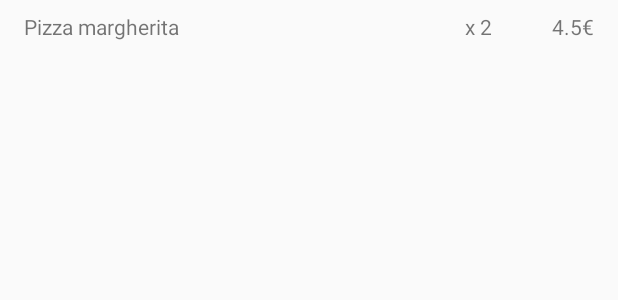
After one commit to TheFedex87/Capstone_Stage2, an Android app: the layout order_summary_row.xml on its own in the app's theme, with its tools: preview values and no code run, on a phone screen of 412 x 824 dp. The commit adds this screen. Shown: the top 300 px of the screen. Run offline under Robolectric (Android 15) with nearby library versions, the phone set to English and light mode, and no system bars.

Commit message:
Added checkout activity

```diff
--- a/app/build.gradle
+++ b/app/build.gradle
@@ -82,4 +82,5 @@ dependencies {
 
 
 
+
 apply plugin: 'com.google.gms.google-services'
--- a/app/src/main/java/com/udacity/thefedex87/takemyorder/dagger/ApplicationComponent.java
+++ b/app/src/main/java/com/udacity/thefedex87/takemyorder/dagger/ApplicationComponent.java
@@ -1,6 +1,7 @@
 package com.udacity.thefedex87.takemyorder.dagger;
 
 import com.udacity.thefedex87.takemyorder.ui.activities.BarcodeScannerActivity;
+import com.udacity.thefedex87.takemyorder.ui.activities.CheckoutOrderActivity;
 import com.udacity.thefedex87.takemyorder.ui.activities.CustomerMainActivity;
 import com.udacity.thefedex87.takemyorder.ui.activities.LoginMapsActivity;
 import com.udacity.thefedex87.takemyorder.ui.activities.RestaurantDetailsActivity;
@@ -9,6 +10,7 @@ import com.udacity.thefedex87.takemyorder.ui.fragments.DishDescriptionFragment;
 import com.udacity.thefedex87.takemyorder.ui.fragments.FoodListFragment;
 import com.udacity.thefedex87.takemyorder.ui.fragments.MenuCompleteFragment;
 import com.udacity.thefedex87.takemyorder.ui.fragments.MenuSingleFragment;
+import com.udacity.thefedex87.takemyorder.ui.viewmodels.CheckoutOrderViewModel;
 
 import javax.inject.Singleton;
 
@@ -26,6 +28,7 @@ public interface ApplicationComponent {
     void inject(RestaurantDetailsActivity restaurantInfoActivity);
     void inject(MenuSingleFragment menuSingleFragment);
     void inject(BarcodeScannerActivity barcodeScannerActivity);
+    void inject(CheckoutOrderActivity checkoutOrderActivity);
 
     void inject(FoodListFragment foodListFragment);
     void inject(DishDescriptionFragment dishDescriptionFragment);
--- a/app/src/main/java/com/udacity/thefedex87/takemyorder/dagger/UserInterfaceComponent.java
+++ b/app/src/main/java/com/udacity/thefedex87/takemyorder/dagger/UserInterfaceComponent.java
@@ -3,6 +3,7 @@ package com.udacity.thefedex87.takemyorder.dagger;
 import android.support.v7.widget.GridLayoutManager;
 import android.support.v7.widget.LinearLayoutManager;
 
+import com.udacity.thefedex87.takemyorder.ui.adapters.CheckoutOrderAdapter;
 import com.udacity.thefedex87.takemyorder.ui.adapters.DishIngredientsAdapter;
 import com.udacity.thefedex87.takemyorder.ui.adapters.FoodInMenuAdapter;
 import com.udacity.thefedex87.takemyorder.ui.adapters.FoodTypePagerAdapter;
@@ -26,6 +27,7 @@ public interface UserInterfaceComponent {
     RestaurantReviewsAdapter getRestaurantReviewsAdapter();
     FoodInMenuAdapter getFoodInMenuAdapter();
     DishIngredientsAdapter getDishIngredientsAdapter();
+    CheckoutOrderAdapter getCheckoutOrderAdapter();
 
     FoodTypePagerAdapter getFoodTypePagerAdapter();
 
--- a/app/src/main/java/com/udacity/thefedex87/takemyorder/ui/activities/CustomerMainActivity.java
+++ b/app/src/main/java/com/udacity/thefedex87/takemyorder/ui/activities/CustomerMainActivity.java
@@ -140,6 +140,8 @@ public class CustomerMainActivity extends AppCompatActivity {
                 startActivity(intent);
                 return true;
             case R.id.checkout_order:
+                Intent intentCheckoutOrder = new Intent(this, CheckoutOrderActivity.class);
+                startActivity(intentCheckoutOrder);
                 return true;
             case R.id.call_waiter:
                 return true;
--- a/app/src/main/java/com/udacity/thefedex87/takemyorder/ui/activities/RestaurantMenuActivity.java
+++ b/app/src/main/java/com/udacity/thefedex87/takemyorder/ui/activities/RestaurantMenuActivity.java
@@ -35,7 +35,7 @@ import timber.log.Timber;
 import static android.view.View.SCALE_X;
 import static android.view.View.SCALE_Y;
 
-public class RestaurantMenuActivity extends AppCompatActivity {
+public class RestaurantMenuActivity extends AppCompatActivity implements UserRoomContainer {
     private String restaurantId;
     private MenuCompleteFragment menuCompleteFragment;
     private List<Meal> currentOrder;
--- a/app/src/main/java/com/udacity/thefedex87/takemyorder/ui/adapters/FoodInMenuAdapter.java
+++ b/app/src/main/java/com/udacity/thefedex87/takemyorder/ui/adapters/FoodInMenuAdapter.java
@@ -35,6 +35,7 @@ import com.udacity.thefedex87.takemyorder.room.entity.FavouriteMeal;
 import com.udacity.thefedex87.takemyorder.room.entity.Meal;
 import com.udacity.thefedex87.takemyorder.ui.activities.FavouritesFoodsActivity;
 import com.udacity.thefedex87.takemyorder.ui.activities.RestaurantMenuActivity;
+import com.udacity.thefedex87.takemyorder.ui.activities.UserRoomContainer;
 import com.udacity.thefedex87.takemyorder.ui.viewmodels.RestaurantMenuViewModel;
 import com.udacity.thefedex87.takemyorder.ui.viewmodels.RestaurantMenuViewModelFactory;
 
@@ -115,7 +116,7 @@ public class FoodInMenuAdapter extends RecyclerView.Adapter<FoodInMenuAdapter.Fo
 
         restaurantMenuViewModelFactory = new RestaurantMenuViewModelFactory(AppDatabase.getInstance(parentActivity), restaurantId);
         restaurantMenuViewModel = ViewModelProviders.of(parentActivity, restaurantMenuViewModelFactory).get(RestaurantMenuViewModel.class);
-        restaurantMenuViewModel.setFoodId(meals.get(position).getMealId(), ((FavouritesFoodsActivity)parentActivity).getUserRoomId());
+        restaurantMenuViewModel.setFoodId(meals.get(position).getMealId(), ((UserRoomContainer)parentActivity).getUserRoomId());
         //Through the view model, retrieve the food with the meal id which is the same of the current mealid, this allow me to show the counter which show the number of this
         //food added to the current order
         restaurantMenuViewModel.getCurrentOrdserListByMealId().observe(parentActivity, new Observer<List<Meal>>() {
--- /dev/null
+++ b/app/src/main/res/layout/order_summary_row.xml
@@ -0,0 +1,48 @@
+<?xml version="1.0" encoding="utf-8"?>
+<android.support.constraint.ConstraintLayout
+    xmlns:android="http://schemas.android.com/apk/res/android"
+    xmlns:app="http://schemas.android.com/apk/res-auto"
+    xmlns:tools="http://schemas.android.com/tools"
+    android:layout_width="match_parent"
+    android:layout_height="wrap_content">
+
+    <TextView
+        android:id="@+id/food_name"
+        android:layout_width="0dp"
+        android:layout_height="wrap_content"
+        android:layout_marginBottom="@dimen/checkout_food_margin_top_bottom"
+        android:layout_marginEnd="@dimen/checkout_food_name_margin_start_end"
+        android:layout_marginStart="@dimen/checkout_food_name_margin_start_end"
+        android:layout_marginTop="@dimen/checkout_food_margin_top_bottom"
+        app:layout_constraintBottom_toBottomOf="parent"
+        app:layout_constraintEnd_toStartOf="@+id/food_quantity"
+        app:layout_constraintStart_toStartOf="parent"
+        app:layout_constraintTop_toTopOf="parent"
+        tools:text="Pizza margherita" />
+
+    <TextView
+        android:id="@+id/food_quantity"
+        android:layout_width="0dp"
+        android:layout_height="wrap_content"
+        android:layout_marginBottom="@dimen/checkout_food_margin_top_bottom"
+        android:layout_marginEnd="@dimen/checkout_food_quantity_margin_start_end"
+        android:layout_marginTop="@dimen/checkout_food_margin_top_bottom"
+        app:layout_constraintBottom_toBottomOf="parent"
+        app:layout_constraintEnd_toStartOf="@+id/food_price"
+        app:layout_constraintTop_toTopOf="parent"
+        tools:text="x 2" />
+
+    <TextView
+        android:id="@+id/food_price"
+        android:layout_width="@dimen/checkout_food_price_width"
+        android:layout_height="wrap_content"
+        android:layout_marginBottom="@dimen/checkout_food_margin_top_bottom"
+        android:layout_marginEnd="@dimen/checkout_food_price_margin_end"
+        android:layout_marginTop="@dimen/checkout_food_margin_top_bottom"
+        android:gravity="end"
+        app:layout_constraintBottom_toBottomOf="parent"
+        app:layout_constraintEnd_toEndOf="parent"
+        app:layout_constraintTop_toTopOf="parent"
+        tools:text="4.5€" />
+
+</android.support.constraint.ConstraintLayout>
--- a/app/src/main/res/values/dimens.xml
+++ b/app/src/main/res/values/dimens.xml
@@ -118,6 +118,13 @@
     <dimen name="dish_description_favourite_margin_end">16dp</dimen>
     <dimen name="dish_description_favourite_margin_start">16dp</dimen>
 
+    <!--Checkout Activity-->
+    <dimen name="checkout_food_margin_top_bottom">8dp</dimen>
+    <dimen name="checkout_food_name_margin_start_end">16dp</dimen>
+    <dimen name="checkout_food_quantity_margin_start_end">8dp</dimen>
+    <dimen name="checkout_food_price_margin_end">16dp</dimen>
+    <dimen name="checkout_food_price_width">60dp</dimen>
+
 
     <dimen name="app_bar_elevation">4dp</dimen>
     <dimen name="login_maps_icons_width">100dp</dimen>
--- a/app/src/main/res/values/strings.xml
+++ b/app/src/main/res/values/strings.xml
@@ -14,7 +14,6 @@
     <string name="content_description_meals_number">Number of meals in current order</string>
     <string name="content_description_add_to_favourite">Add or remove this food from the favourites meals of this restaurant</string>
     <string name="content_description_favourites">Show favourites foods</string>
-
 
     <!--Errors-->
     <string name="error_retrieving_restaurant_details">Error retrieving restaurant detail</string>
```
Also changed, not shown: app/src/main/AndroidManifest.xml (+9 -2 lines), app/src/main/java/com/udacity/thefedex87/takemyorder/dagger/UserInterfaceModule.java (+35 -9 lines), app/src/main/java/com/udacity/thefedex87/takemyorder/room/dao/CurrentOrderDao.java (+8 -1 lines), app/src/main/java/com/udacity/thefedex87/takemyorder/room/entity/CurrentOrderGrouped.java (+18 -0 lines), app/src/main/java/com/udacity/thefedex87/takemyorder/ui/activities/CheckoutOrderActivity.java (added, +162 -0 lines), app/src/main/java/com/udacity/thefedex87/takemyorder/ui/activities/FavouritesFoodsActivity.java (+14 -1 lines), app/src/main/java/com/udacity/thefedex87/takemyorder/ui/activities/UserRoomContainer.java (added, +9 -0 lines), app/src/main/java/com/udacity/thefedex87/takemyorder/ui/adapters/CheckoutOrderAdapter.java (added, +67 -0 lines), app/src/main/java/com/udacity/thefedex87/takemyorder/ui/viewmodels/CheckoutOrderViewModel.java (added, +37 -0 lines), app/src/main/java/com/udacity/thefedex87/takemyorder/ui/viewmodels/CheckoutOrderViewModelFactory.java (added, +25 -0 lines), app/src/main/res/layout/activity_checkout_order.xml (added, +167 -0 lines).
